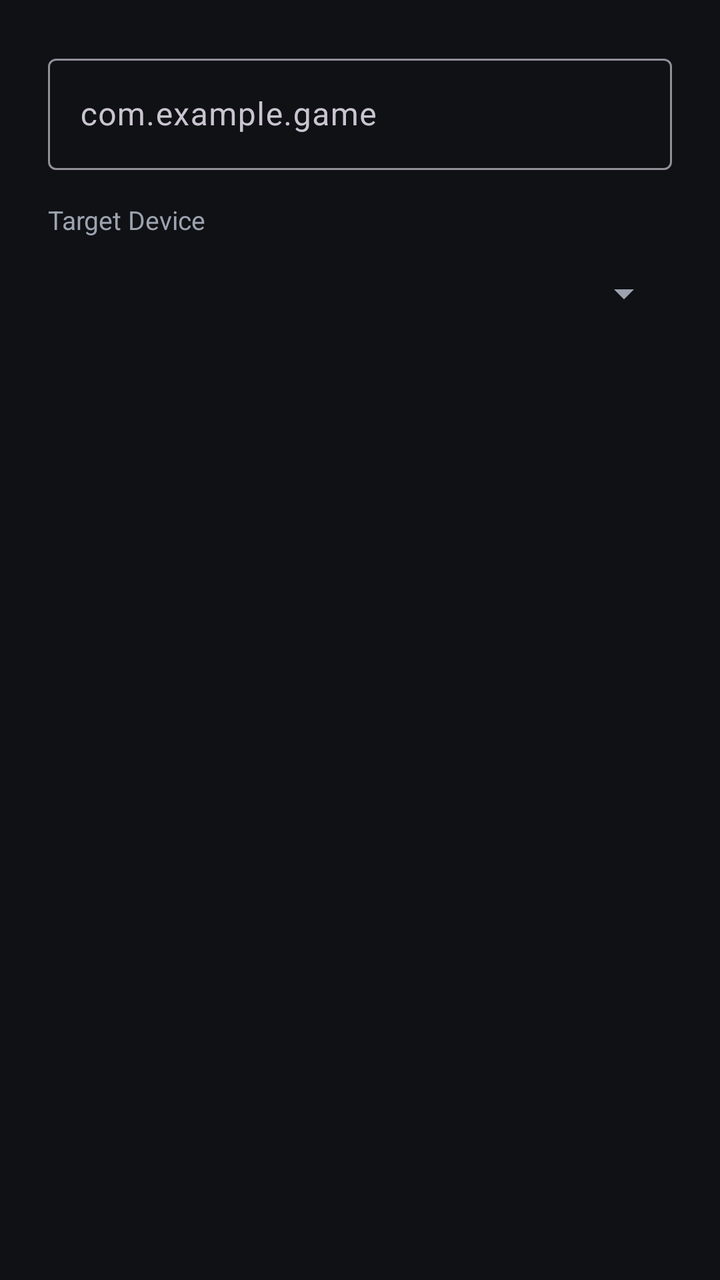
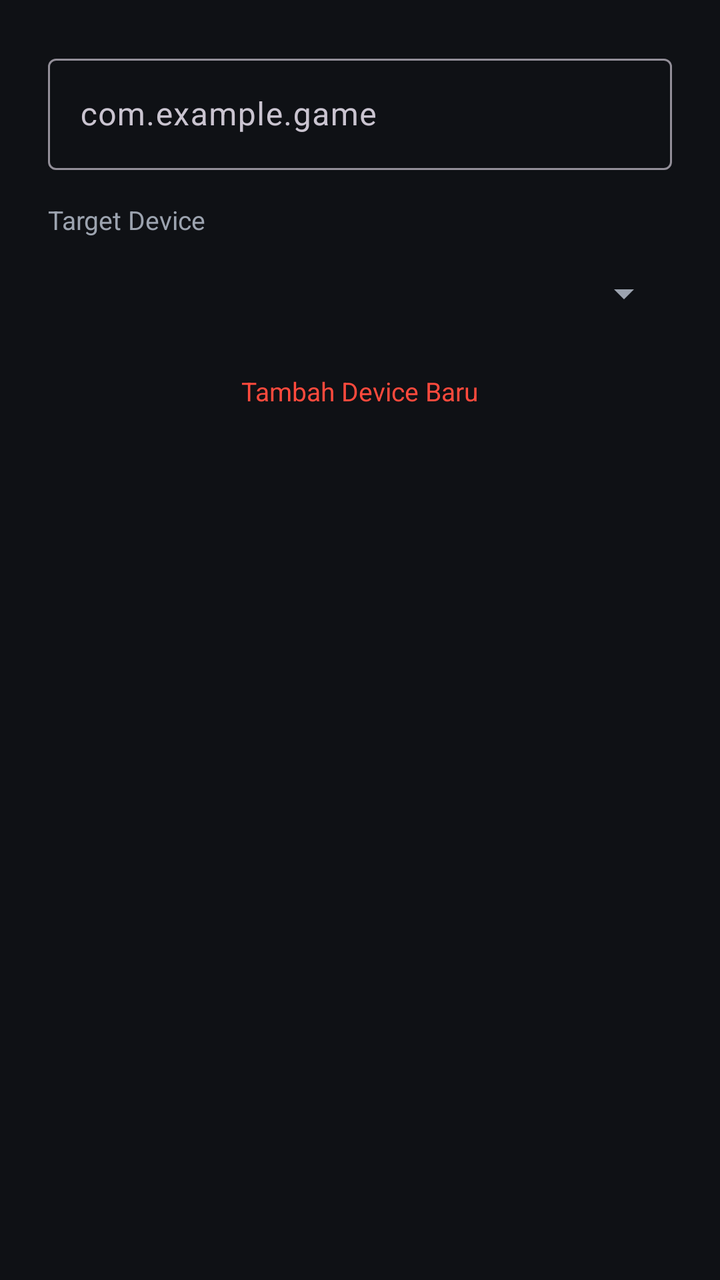

Two renders of the same Android screen: before a commit and after it. Below are the layout's source before the change and the commit's diff.
<!-- AndroidManifest.xml: application theme Theme.Crimson -->
<!-- res/layout/popup_add_package.xml -->
<?xml version="1.0" encoding="utf-8"?>
<LinearLayout xmlns:android="http://schemas.android.com/apk/res/android"
    android:layout_width="match_parent"
    android:layout_height="wrap_content"
    android:orientation="vertical"
    android:padding="24dp">

    <com.google.android.material.textfield.TextInputLayout
        android:layout_width="match_parent"
        android:layout_height="wrap_content"
        android:hint="@string/add_package_hint"
        style="@style/Widget.Material3.TextInputLayout.OutlinedBox">

        <com.google.android.material.textfield.TextInputEditText
            android:id="@+id/pkgInput"
            android:layout_width="match_parent"
            android:layout_height="wrap_content"
            android:inputType="textNoSuggestions" />

    </com.google.android.material.textfield.TextInputLayout>

    <TextView
        android:layout_width="wrap_content"
        android:layout_height="wrap_content"
        android:layout_marginTop="16dp"
        android:autoSizeMaxTextSize="13sp"
        android:autoSizeMinTextSize="9sp"
        android:autoSizeTextType="uniform"
        android:text="@string/add_package_device"
        android:textColor="?android:attr/textColorSecondary"
        android:textSize="13sp" />

    <Spinner
        android:id="@+id/deviceSpinner"
        android:layout_width="match_parent"
        android:layout_height="48dp"
        android:layout_marginTop="4dp" />

</LinearLayout>
<!-- resources referenced by this layout -->
<resources>
  <string name="add_package_device">Target Device</string>
  <string name="add_package_hint">com.example.game</string>
  <style name="Theme.Crimson" parent="Theme.Material3.Dark.NoActionBar">
          <item name="android:colorBackground">@color/background</item>
          <item name="android:statusBarColor">@color/background</item>
          <item name="android:navigationBarColor">@color/background</item>
          <item name="android:windowLightStatusBar">false</item>
          <item name="colorPrimary">@color/primary</item>
          <item name="colorOnPrimary">@color/on_primary</item>
          <item name="colorSurface">@color/surface</item>
          <item name="android:textColorPrimary">@color/text_primary</item>
          <item name="android:textColorSecondary">@color/text_secondary</item>
      </style>
  <color name="background">#0F1115</color>
  <color name="primary">#FF4A3D</color>
  <color name="on_primary">#FFFFFF</color>
  <color name="surface">#171A20</color>
  <color name="text_primary">#FFFFFF</color>
  <color name="text_secondary">#9CA3AF</color>
</resources>

<!-- the commit's change to res/layout/popup_add_package.xml (unified diff, before → after) -->
@@ -36,4 +36,15 @@
         android:layout_height="48dp"
         android:layout_marginTop="4dp" />
 
+    <TextView
+        android:id="@+id/addDeviceBtn"
+        android:layout_width="wrap_content"
+        android:layout_height="wrap_content"
+        android:layout_marginTop="12dp"
+        android:layout_gravity="center_horizontal"
+        android:text="@string/add_device_btn"
+        android:textColor="?attr/colorPrimary"
+        android:textSize="13sp"
+        android:padding="4dp" />
+
 </LinearLayout>
<!-- resource entries referenced after the edit -->
@@ -1,5 +1,6 @@
 <!-- resources referenced by this layout -->
 <resources>
+  <string name="add_device_btn">Tambah Device Baru</string>
   <string name="add_package_device">Target Device</string>
   <string name="add_package_hint">com.example.game</string>
   <style name="Theme.Crimson" parent="Theme.Material3.Dark.NoActionBar">
